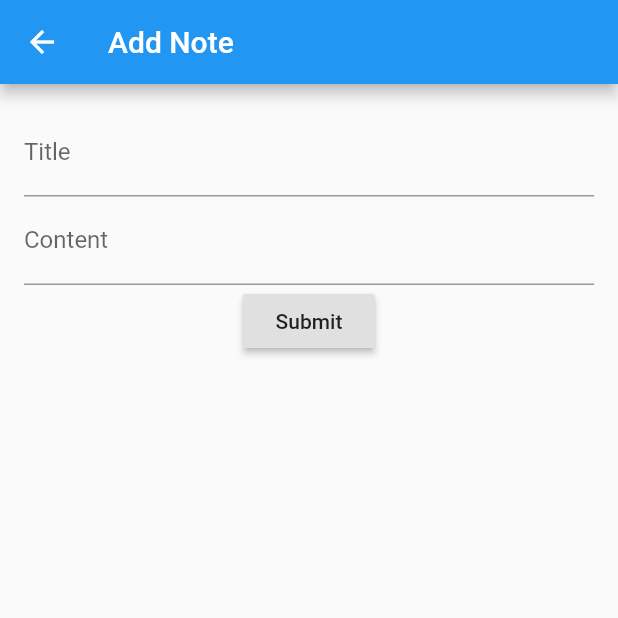
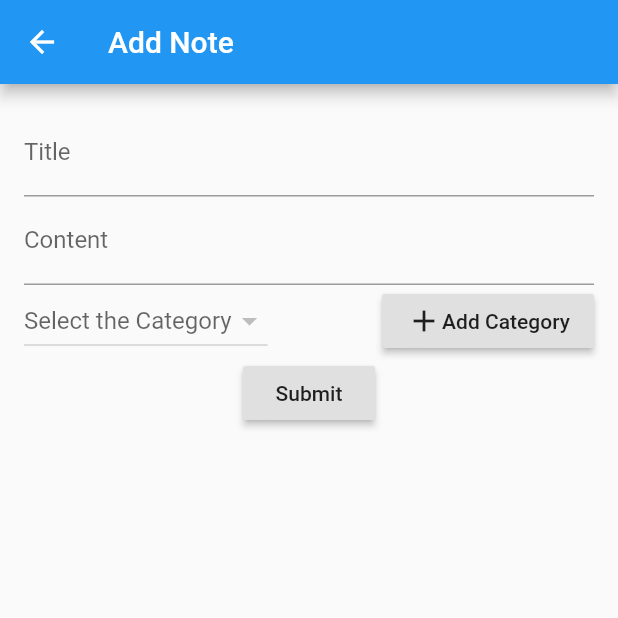
Before and after one commit to gefgu/Notes-Flutter, a Flutter app: the screen it shows after launch, after a tap on the "add" icon, on a phone screen of 412 x 824 dp, the top half of it. Run offline on Flutter 3.47's test engine with Material 2 defaults, Android fonts, the phone set to English and light mode, and no system bars; our stand-ins replace sqflite; accounts and stored records are empty.

Commit message:
put the control of the state in the inherited widget

```diff
--- a/lib/database_helpers.dart
+++ b/lib/database_helpers.dart
@@ -56,6 +56,11 @@ class Category {
   Category.fromMap(Map<String, dynamic> map) {
     id = map[columnId];
     name = map[columnCategoryName];
+  }
+
+  @override
+  String toString() {
+    return name;
   }
 }
 
@@ -121,6 +126,13 @@ class DatabaseHelper {
     return id;
   }
 
+  Future<int> insertCategory(Category category) async {
+    Database db = await database;
+    int id = await db.insert(tableCategories, category.toMap());
+
+    return id;
+  }
+
   Future<int> deleteNote(int id) async {
     Database db = await database;
     return await db.delete(tableNotes, where: '$columnId = ?', whereArgs: [id]);
--- a/lib/main.dart
+++ b/lib/main.dart
@@ -1,7 +1,10 @@
 import 'package:flutter/material.dart';
 import 'package:knightnotes/database_helpers.dart';
+import 'package:knightnotes/state_container.dart';
 
-void main() => runApp(MyApp());
+void main() => runApp(new StateContainer(
+      child: MyApp(),
+    ));
 
 class MyApp extends StatelessWidget {
   // This widget is the root of your application.
@@ -10,7 +13,7 @@ class MyApp extends StatelessWidget {
     return MaterialApp(
       debugShowCheckedModeBanner: false,
       title: 'Knight Notes',
-      home: NotesWidget(),
+      home: new NotesWidget(),
     );
   }
 }
@@ -23,19 +26,28 @@ class NotesWidget extends StatefulWidget {
 }
 
 class NotesWidgetState extends State<NotesWidget> {
-  List<Note> _notes;
-  List<Category> _categories;
-
-  Future<dynamic> getStuffFromDatabase() async {
-    DatabaseHelper helper = DatabaseHelper.instance;
-    _categories = await helper.getAllCategories();
-    _notes = await helper.getAllNotes();
-    print([_categories, _notes].toString());
-    return [_categories, _notes];
-  }
-
   @override
   Widget build(BuildContext context) {
+    final container = StateContainer.of(context);
+    Widget widgetReturn;
+    if (container.appState != null) {
+      var _notes = container.appState.notes;
+      widgetReturn = ListView.builder(
+        padding: const EdgeInsets.all(16.0),
+        itemCount: _notes.length,
+        itemBuilder: (BuildContext context, int index) {
+          if (index < _notes.length) {
+            return noteTile(_notes[_notes.length - 1 - index]);
+          }
+          return null;
+        },
+      );
+    } else {
+      widgetReturn = Center(
+        child: CircularProgressIndicator(),
+      );
+    }
+
     return Scaffold(
       appBar: new AppBar(
         title: new Text("Knight Notes"),
@@ -46,29 +58,7 @@ class NotesWidgetState extends State<NotesWidget> {
         },
         child: Icon(Icons.add),
       ),
-      body: new FutureBuilder(
-        future: getStuffFromDatabase(),
-        builder: (context, snapshot) {
-          Widget widgetReturn;
-          if (snapshot.hasData) {
-            widgetReturn = ListView.builder(
-              padding: const EdgeInsets.all(16.0),
-              itemCount: _notes.length,
-              itemBuilder: (BuildContext context, int index) {
-                if (index < _notes.length) {
-                  return noteTile(_notes[_notes.length - 1 - index]);
-                }
-                return null;
-              },
-            );
-          } else if (snapshot.hasError) {
-            widgetReturn = Text(snapshot.error.toString());
-          } else {
-            widgetReturn = CircularProgressIndicator();
-          }
-          return widgetReturn;
-        },
-      ),
+      body: widgetReturn,
     );
   }
 
@@ -140,8 +130,11 @@ class NotesWidgetState extends State<NotesWidget> {
     Note note = Note();
     final _titleController = TextEditingController();
     final _contentController = TextEditingController();
+    String selectedCategory;
+    final container = StateContainer.of(context);
 
     Navigator.of(context).push(new MaterialPageRoute(builder: (context) {
+      List<Category> _categories = container.appState.categories;
       return new Scaffold(
         appBar: new AppBar(
           title: new Text("Add Note"),
@@ -164,16 +157,48 @@ class NotesWidgetState extends State<NotesWidget> {
                 ),
                 controller: _contentController,
               ),
+              new Row(
+                mainAxisAlignment: MainAxisAlignment.spaceBetween,
+                children: <Widget>[
+                  new DropdownButton<String>(
+                    value: selectedCategory,
+                    hint: Text("Select the Category"),
+                    items: _categories.map((Category category) {
+                      return new DropdownMenuItem(
+                        child: new Text(category.name),
+                        value: category.name,
+                      );
+                    }).toList(),
+                    onChanged: (String categoryName) {
+                      Category categoryFromName = _categories
+                          .where((category) => category.name == categoryName)
+                          .toList()[0];
+                      note.categoryId = categoryFromName.id;
+                      setState(() {
+                        selectedCategory = categoryName;
+                      });
+                    },
+                  ),
+                  new RaisedButton(
+                    onPressed: () {
+                      _pushAddCategoryScreen();
+                    },
+                    child: Row(
+                      children: <Widget>[Icon(Icons.add), Text("Add Category")],
+                    ),
+                  )
+                ],
+              ),
               RaisedButton(
                 onPressed: () async {
                   note.title = _titleController.text;
                   note.body = _contentController.text;
-                  _addNote(note);
+                  container.addNote(note);
                   Navigator.pop(context);
                   print("Added note: " + note.toMap().toString());
                 },
                 child: Text("Submit"),
-              )
+              ),
             ],
           ),
         ),
@@ -181,13 +206,8 @@ class NotesWidgetState extends State<NotesWidget> {
     }));
   }
 
-  void _addNote(Note note) async {
-    DatabaseHelper helper = DatabaseHelper.instance;
-    note.id = await helper.insertNote(note);
-    setState(() {});
-  }
-
   void _confirmDelete(Note note) {
+    final container = StateContainer.of(context);
     showDialog(
         context: context,
         builder: (BuildContext context) {
@@ -210,7 +230,7 @@ class NotesWidgetState extends State<NotesWidget> {
                   style: TextStyle(fontSize: 18.0, color: Colors.black),
                 ),
                 onPressed: () {
-                  _deleteNote(note);
+                  container.deleteNote(note);
                   Navigator.pop(context);
                   Navigator.pop(context);
                 },
@@ -220,15 +240,10 @@ class NotesWidgetState extends State<NotesWidget> {
         });
   }
 
-  void _deleteNote(Note note) async {
-    DatabaseHelper helper = DatabaseHelper.instance;
-    await helper.deleteNote(note.id);
-    setState(() {});
-  }
-
   void _pushEditNoteScreen(Note note) {
     final _titleController = TextEditingController()..text = note.title;
     final _contentController = TextEditingController()..text = note.body;
+    final container = StateContainer.of(context);
 
     Navigator.of(context).push(new MaterialPageRoute(builder: (context) {
       return new Scaffold(
@@ -257,7 +272,7 @@ class NotesWidgetState extends State<NotesWidget> {
                 onPressed: () async {
                   note.title = _titleController.text;
                   note.body = _contentController.text;
-                  _editNote(note);
+                  container.editNote(note);
                   Navigator.pop(context);
                   print("Edited note: " + note.toMap().toString());
                 },
@@ -270,9 +285,32 @@ class NotesWidgetState extends State<NotesWidget> {
     }));
   }
 
-  void _editNote(Note note) async {
-    DatabaseHelper helper = DatabaseHelper.instance;
-    await helper.update(note);
-    setState(() {});
+  void _pushAddCategoryScreen() {
+    Category category = Category();
+    final container = StateContainer.of(context);
+
+    Navigator.of(context).push(new MaterialPageRoute(builder: (context) {
+      return new Scaffold(
+        appBar: new AppBar(
+          title: new Text("Add Category"),
+        ),
+        body: new Container(
+            padding: const EdgeInsets.all(16.0),
+            child: new Column(
+              children: <Widget>[
+                new TextField(
+                  decoration: new InputDecoration(labelText: "Category Name"),
+                  onSubmitted: (name) async {
+                    category.name = name;
+                    container.addCategory(category);
+                    Navigator.pop(context);
+                    Navigator.pop(context);
+                    _pushAddNoteScreen();
+                  },
+                )
+              ],
+            )),
+      );
+    }));
   }
 }
--- /dev/null
+++ b/lib/state_container.dart
@@ -0,0 +1,103 @@
+import 'package:flutter/cupertino.dart';
+import 'package:knightnotes/database_helpers.dart';
+
+class AppState {
+  List<Note> notes;
+  List<Category> categories;
+
+  AppState(this.notes, this.categories);
+}
+
+class _InheritedStateContainer extends InheritedWidget {
+  final StateContainerState data;
+
+  _InheritedStateContainer({
+    Key key,
+    @required this.data,
+    @required Widget child,
+  }) : super(key: key, child: child);
+
+  @override
+  bool updateShouldNotify(_InheritedStateContainer old) {
+    return old.data != this.data;
+  }
+}
+
+class StateContainer extends StatefulWidget {
+  final Widget child;
+  final AppState appState;
+
+  StateContainer({@required this.child, this.appState});
+
+  static StateContainerState of(BuildContext context) {
+    final _InheritedStateContainer _inheritedStateContainer =
+        context.dependOnInheritedWidgetOfExactType<_InheritedStateContainer>();
+    return _inheritedStateContainer.data;
+  }
+
+  @override
+  State<StatefulWidget> createState() => StateContainerState();
+}
+
+class StateContainerState extends State<StateContainer> {
+  AppState appState;
+
+  void addNote(Note note) async {
+    DatabaseHelper helper = DatabaseHelper.instance;
+    note.id = await helper.insertNote(note);
+    appState.notes.add(note);
+    setState(() {});
+  }
+
+  void deleteNote(Note note) async {
+    DatabaseHelper helper = DatabaseHelper.instance;
+    await helper.deleteNote(note.id);
+    setState(() {
+      appState.notes.remove(note);
+    });
+  }
+
+  void editNote(Note note) async {
+    DatabaseHelper helper = DatabaseHelper.instance;
+    await helper.update(note);
+    setState(() {
+      appState.notes
+          .where((noteSelected) => noteSelected.id == note.id)
+          .toList()[0] = note;
+    });
+  }
+
+  void addCategory(Category category) async {
+    DatabaseHelper helper = DatabaseHelper.instance;
+    category.id = await helper.insertCategory(category);
+    setState(() {
+      appState.categories.add(category);
+    });
+  }
+
+  Future<void> getStuffFromDatabase() async {
+    DatabaseHelper helper = DatabaseHelper.instance;
+    List<Category> _categories = await helper.getAllCategories();
+    List<Note> _notes = await helper.getAllNotes();
+    for (var category in _categories) {
+      print(category.toMap());
+    }
+    for (var note in _notes) {
+      print(note.toMap());
+    }
+    setState(() {
+      appState = AppState(_notes, _categories);
+    });
+  }
+
+  @override
+  void initState() {
+    super.initState();
+    getStuffFromDatabase();
+  }
+
+  @override
+  Widget build(BuildContext context) {
+    return new _InheritedStateContainer(data: this, child: widget.child);
+  }
+}
```
